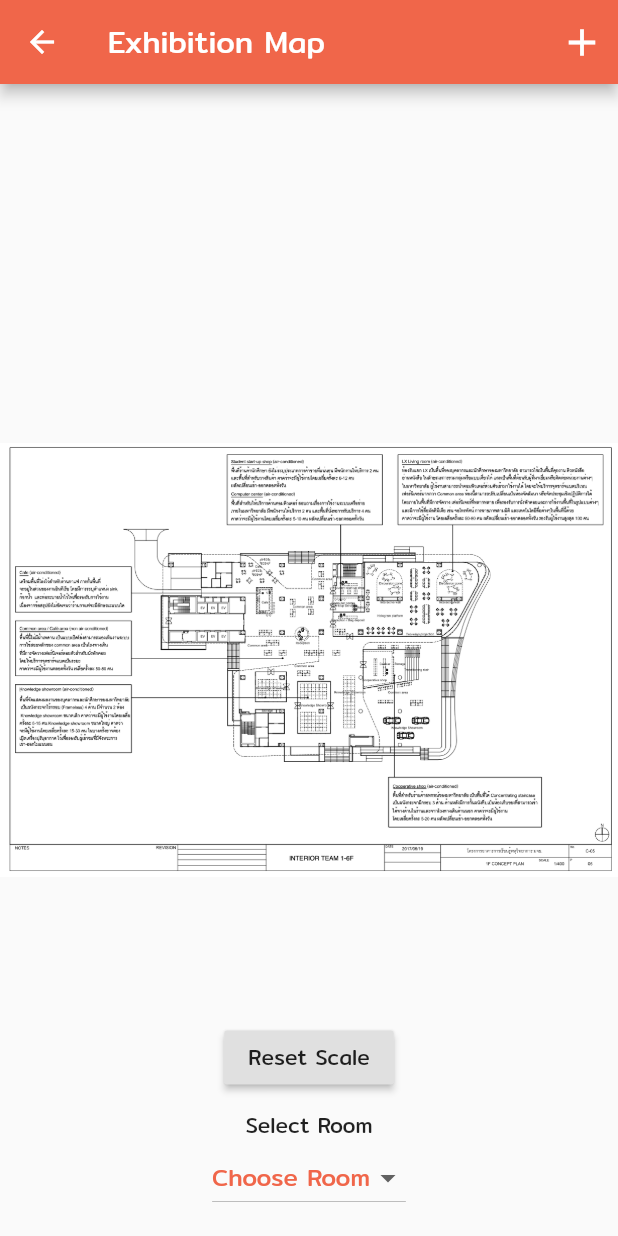
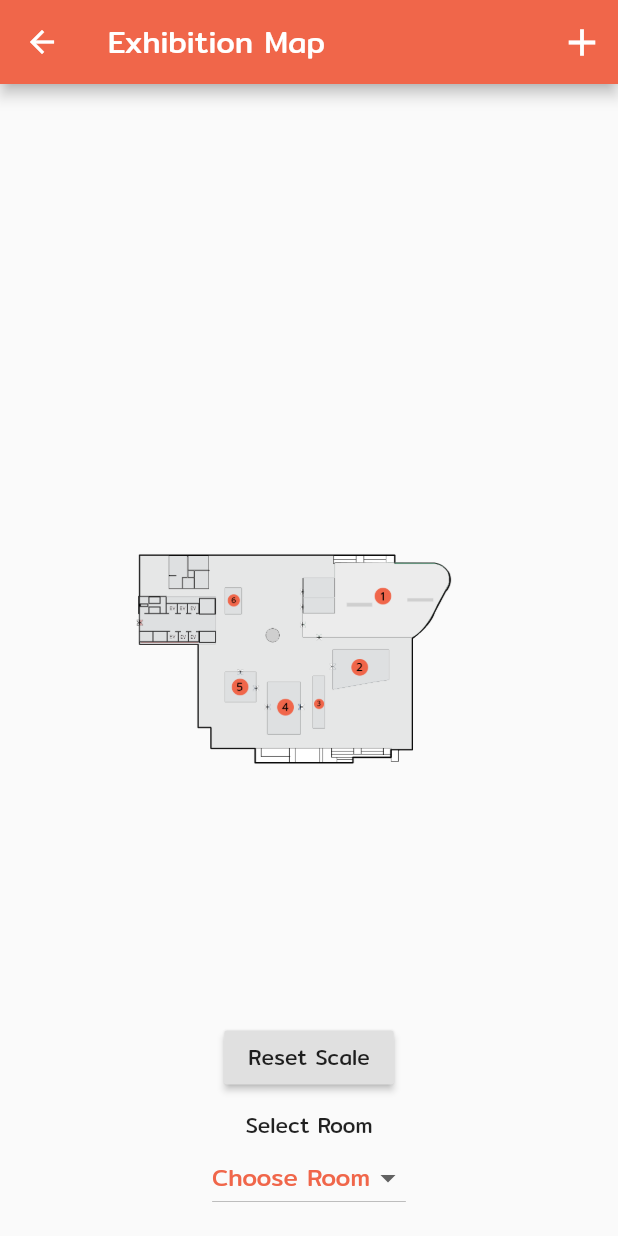
Before and after one commit to Kantaponruj/aboutLX, a Flutter app: the ControllerPhotoViewPage screen opened directly, on a phone screen of 412 x 824 dp. Run offline on Flutter 3.47's test engine with Material 2 defaults, Android fonts, the phone set to English and light mode, and no system bars; drawn by our look-alikes of photo_view; our stand-ins replace cloud_firestore, firebase_auth, flutter_spinkit, font_awesome_flutter, getflutter, google_maps_flutter; missing offline and left inert: barcode_scan; accounts and stored records are empty.

Commit message:
[edit]picmap

```diff
--- a/lib/screen/exhibitionMap.dart
+++ b/lib/screen/exhibitionMap.dart
@@ -155,7 +155,7 @@ class _ControllerPhotoViewPageState extends State<ControllerPhotoViewPage> {
     return PhotoView(
       controller: photoViewController,
       imageProvider: AssetImage(
-        "images/LXFloorPlanwFn.png",
+        "images/LXFloorPlanwFn2.png",
       ),
       minScale: PhotoViewComputedScale.contained * 0.8,
       maxScale: PhotoViewComputedScale.covered * 2,
--- a/pubspec.yaml
+++ b/pubspec.yaml
@@ -61,6 +61,7 @@ flutter:
     - images/DSC_0019.jpg
     - images/logo.png
     - images/LXFloorPlanwFn.png
+    - images/LXFloorPlanwFn2.png
 
   # An image asset can refer to one or more resolution-specific "variants", see
   # https://flutter.dev/assets-and-images/#resolution-aware.
```
Also changed, not shown: pubspec.lock.
